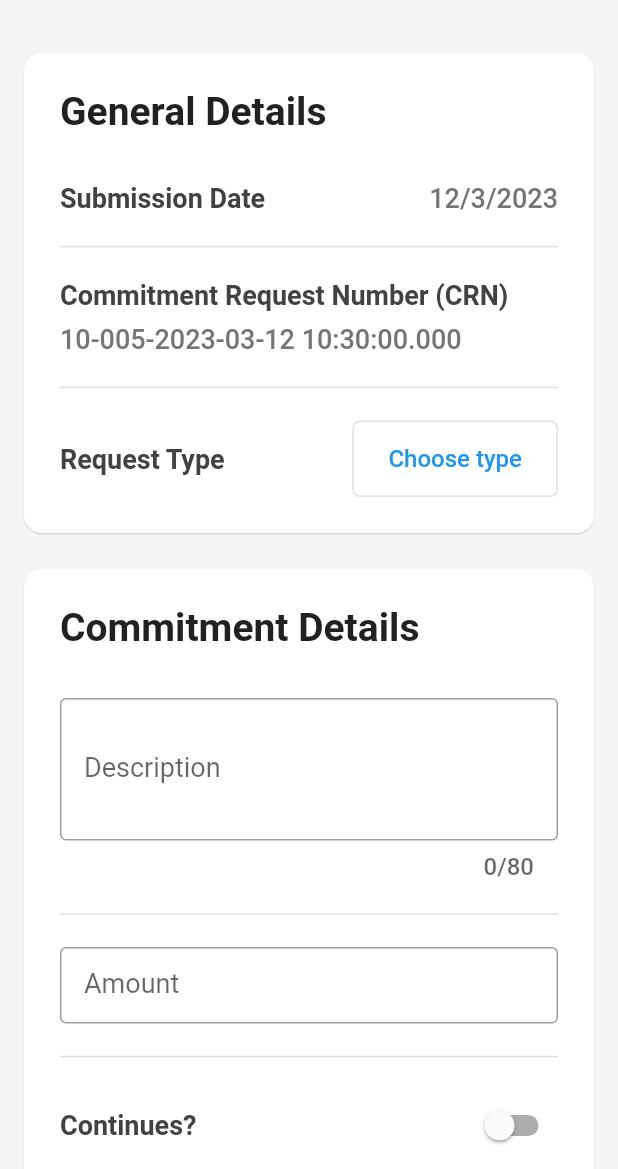
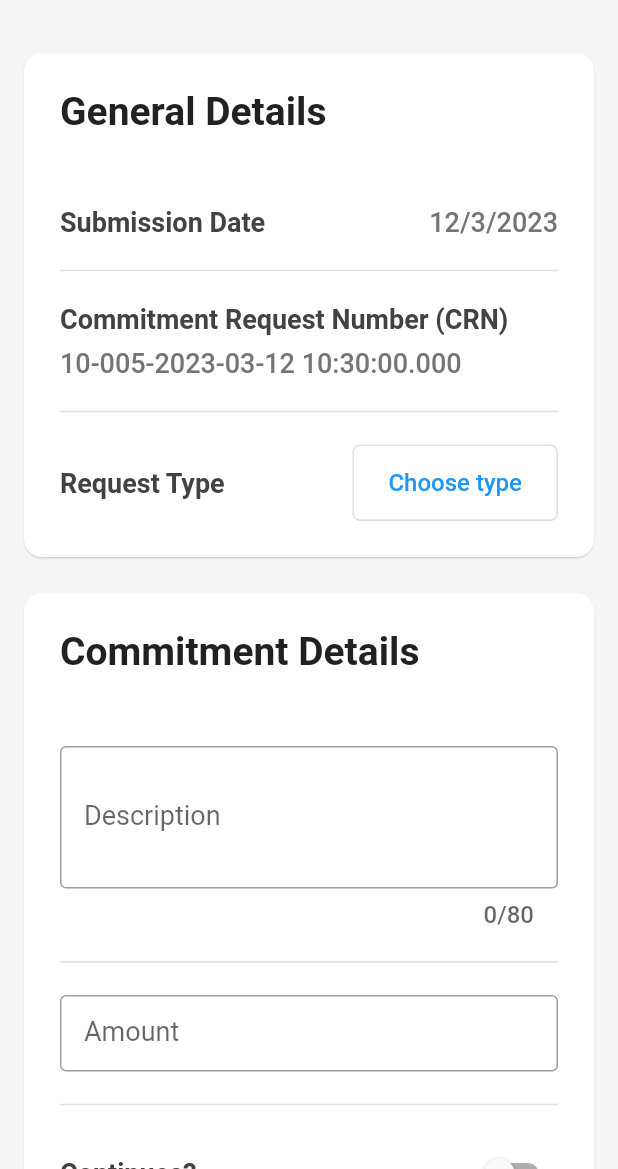
Before and after one commit to vigneshksaithal/viyukta, a Flutter app: the screen it shows after launch, after a tap on "+ Create Commitment", on a phone screen of 412 x 824 dp, the part 67-1236 px from its top. Run offline on Flutter 3.47's test engine with Material 2 defaults, Android fonts, the phone set to English and light mode, and no system bars; our stand-ins replace flutter_riverpod, hive_flutter, page_transition; missing offline and left inert: encrypt, flutter_sms, protobuf; accounts and stored records are empty.

Commit message:
Increaased title padding

```diff
--- a/lib/pages/commitment_form/widgets/commitment_details_card.dart
+++ b/lib/pages/commitment_form/widgets/commitment_details_card.dart
@@ -21,7 +21,7 @@ class CommitmentDetailsCard extends ConsumerWidget {
               'Commitment Details',
               style: textTheme().titleMedium,
             ),
-            const SizedBox(height: 32.0),
+            const SizedBox(height: 48.0),
             descriptionTextField(ref),
             const Divider(),
             amountTextField(ref),
--- a/lib/pages/commitment_form/widgets/general_details_card.dart
+++ b/lib/pages/commitment_form/widgets/general_details_card.dart
@@ -29,7 +29,7 @@ class GeneralDetailsCard extends ConsumerWidget {
                 'General Details',
                 style: textTheme().titleMedium,
               ),
-              const SizedBox(height: 32.0),
+              const SizedBox(height: 48.0),
               Row(
                 mainAxisAlignment: MainAxisAlignment.spaceBetween,
                 children: [
```
